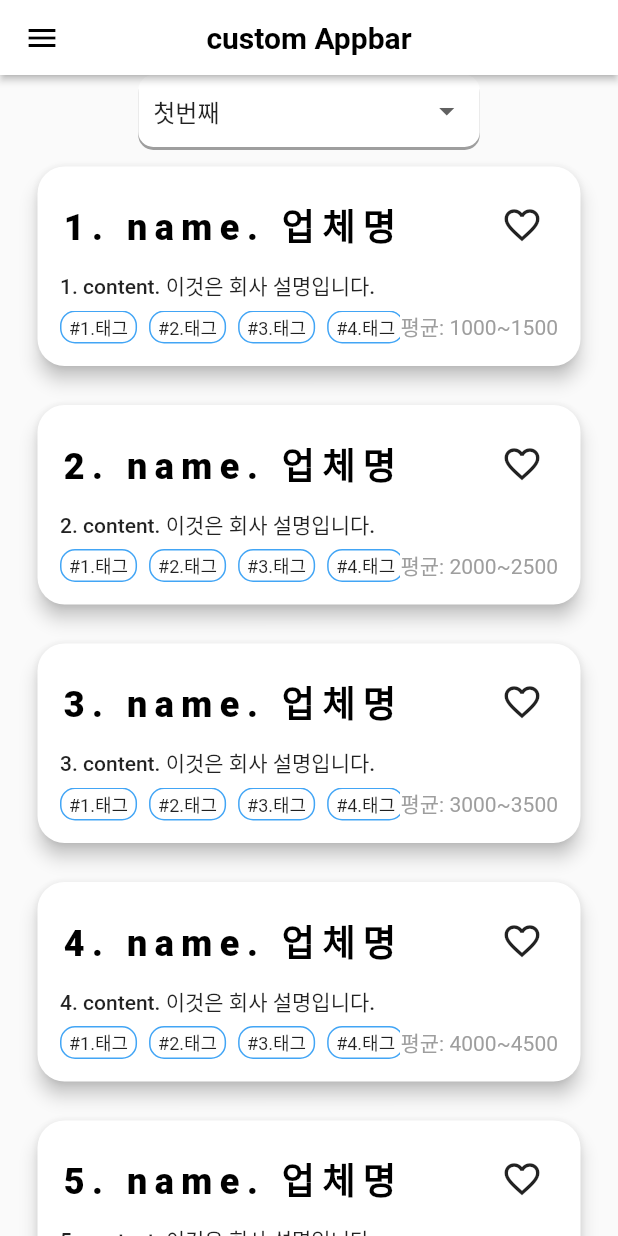
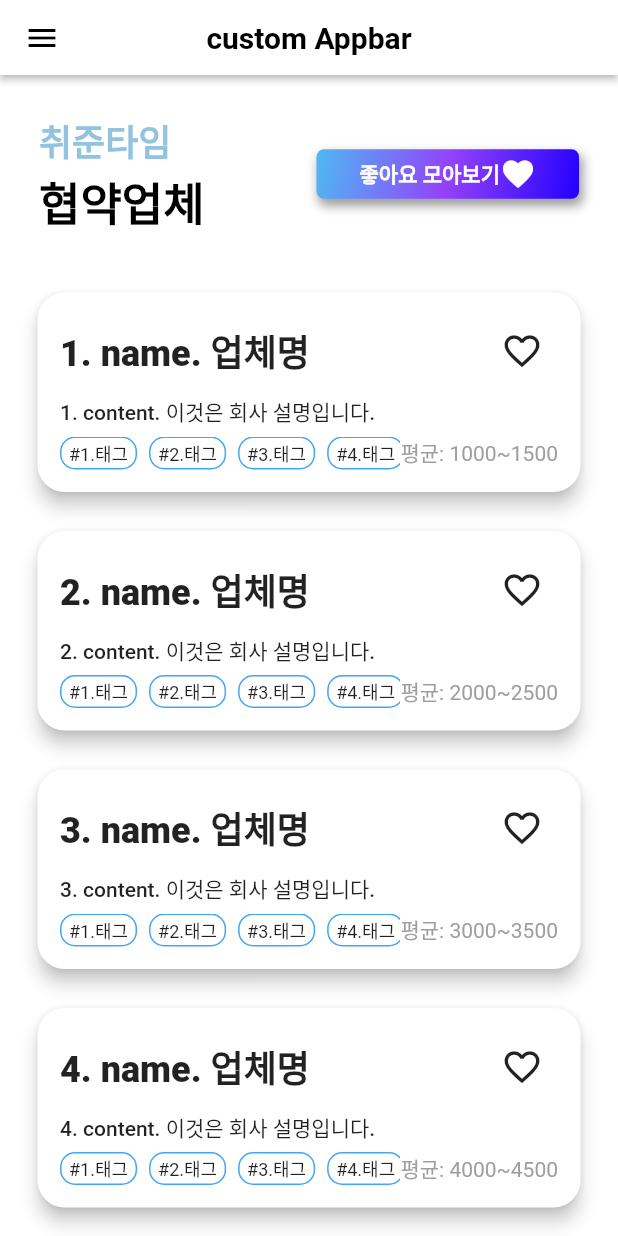
Before and after one commit to chwijunTime/ChwijunTimeAPP, a Flutter app: the ContractingCompPage screen opened by its route, on a phone screen of 412 x 824 dp. Run offline on Flutter 3.47's test engine with Material 2 defaults, Android fonts, the phone set to English and light mode, and no system bars; our stand-ins replace auto_size_text, carousel_slider, dio, geocoding, google_maps_flutter, retrofit; missing offline and left inert: sweet_alert_dialogs; generated files the repository leaves out were written again.

Commit message:
[ADD] Btn

```diff
--- a/flutter_app/app_user/lib/screens/contracting_company.dart
+++ b/flutter_app/app_user/lib/screens/contracting_company.dart
@@ -1,4 +1,5 @@
 import 'package:app_user/model/company_vo.dart';
+import 'package:app_user/widgets/button.dart';
 import 'package:flutter/material.dart';
 import 'package:app_user/widgets/app_bar.dart';
 import 'package:app_user/widgets/drawer.dart';
@@ -52,13 +53,42 @@ class _ContractingCompPageState extends State<ContractingCompPage> {
     return Scaffold(
         drawer: buildDrawer(context),
         appBar: buildAppBar("custom Appbar"),
-        body: Center(
+        body: Container(
+          color: Colors.white,
           child: Column(
+            crossAxisAlignment: CrossAxisAlignment.start,
             children: [
-              makeDropDownBtn(
-                  valueList: valueList,
-                  selectedValue: selectedValue,
-                  onSetState: onSetState),
+              Row(
+                mainAxisAlignment: MainAxisAlignment.spaceBetween,
+                children: [
+                  Padding(
+                    padding: EdgeInsets.all(26),
+                    child: Column(
+                      crossAxisAlignment: CrossAxisAlignment.start,
+                      children: [
+                        Text(
+                          "취준타임",
+                          style: TextStyle(
+                              fontSize: 24,
+                              fontWeight: FontWeight.w600,
+                              color: Color(0x832B8AC0)),
+                        ),
+                        Text(
+                          "협약업체",
+                          style: TextStyle(
+                              fontSize: 30,
+                              fontWeight: FontWeight.w900,
+                              color: Colors.black),
+                        )
+                      ],
+                    ),
+                  ),
+                  Padding(
+                    padding: const EdgeInsets.only(right: 26),
+                    child: makeGradientBtn(msg: "좋아요 모아보기", onPressed: (){}, mode: 1, icon: Icon(Icons.favorite, color: Colors.white,)),
+                  )
+                ],
+              ),
               Expanded(
                 child: ListView.builder(
                     itemCount: compList.length,
@@ -71,8 +101,6 @@ class _ContractingCompPageState extends State<ContractingCompPage> {
         ));
   }
 
-  bool selected = false;
-
   Widget buildItemCompany(BuildContext context, int index) {
     return Card(
       shape: RoundedRectangleBorder(borderRadius: BorderRadius.circular(18)),
@@ -81,7 +109,7 @@ class _ContractingCompPageState extends State<ContractingCompPage> {
       child: GestureDetector(
         onTap: () {
           setState(() {
-            selected = !selected;
+
           });
         },
         child: Padding(
@@ -92,18 +120,10 @@ class _ContractingCompPageState extends State<ContractingCompPage> {
               Row(
                 children: [
                   Expanded(
-                    child: AnimatedDefaultTextStyle(
-                      duration: const Duration(milliseconds: 1000),
+                    child: Text(
+                      "${compList[index].name}. 업체명",
                       style: TextStyle(
-                          color: selected ? Colors.red : Colors.black,
-                          fontWeight:
-                          selected ? FontWeight.w200 : FontWeight.w900,
-                          letterSpacing: selected ? 1 : 5),
-                      child: Text(
-                        "${compList[index].name}. 업체명",
-                        style: TextStyle(
-                            fontSize: 24, fontWeight: FontWeight.w900),
-                      ),
+                          fontSize: 24, fontWeight: FontWeight.w900),
                     ),
                   ),
                   IconButton(
```
